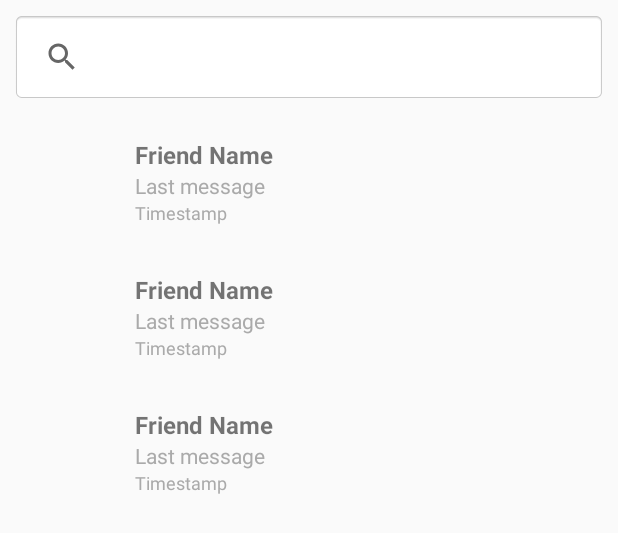
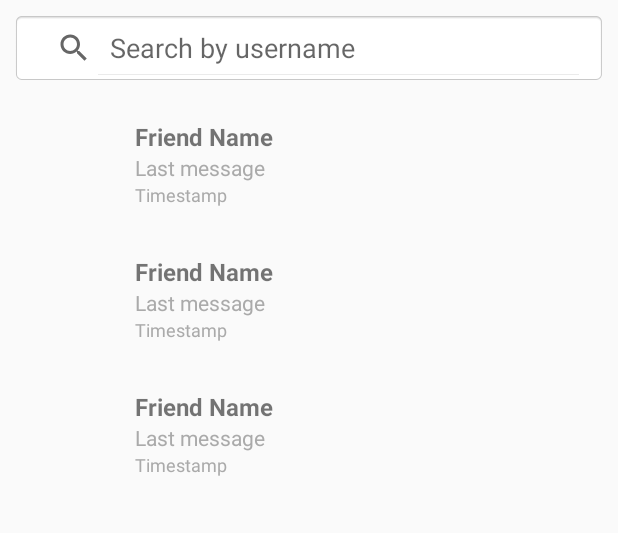
Before and after one commit to hungtd412/Chaspy, an Android app: the layout activity_conversations.xml on its own in the app's theme, with its tools: preview values and no code run, on a phone screen of 412 x 824 dp. Shown: the top 533 px of the screen. Run offline under Robolectric (Android 15) with nearby library versions, the phone set to English and light mode, and no system bars.

Commit message:
fix bug: can only click on search icon to search

```diff
--- a/app/src/main/res/layout/activity_conversations.xml
+++ b/app/src/main/res/layout/activity_conversations.xml
@@ -13,7 +13,11 @@
         android:layout_margin="8dp"
         android:background="@android:drawable/editbox_background"
         android:iconifiedByDefault="false"
-        android:queryHint="Search by username"
+        android:focusable="true"
+        android:focusableInTouchMode="true"
+        android:clickable="true"
+        app:iconifiedByDefault="false"
+        app:queryHint="Search by username"
         app:layout_constraintEnd_toEndOf="parent"
         app:layout_constraintStart_toStartOf="parent"
         app:layout_constraintTop_toTopOf="parent" />
```
Also changed, not shown: app/src/main/AndroidManifest.xml (+5 -5 lines), app/src/main/java/com/example/chaspy/ui/view/ConversationActivity.java (+7 -1 lines).
